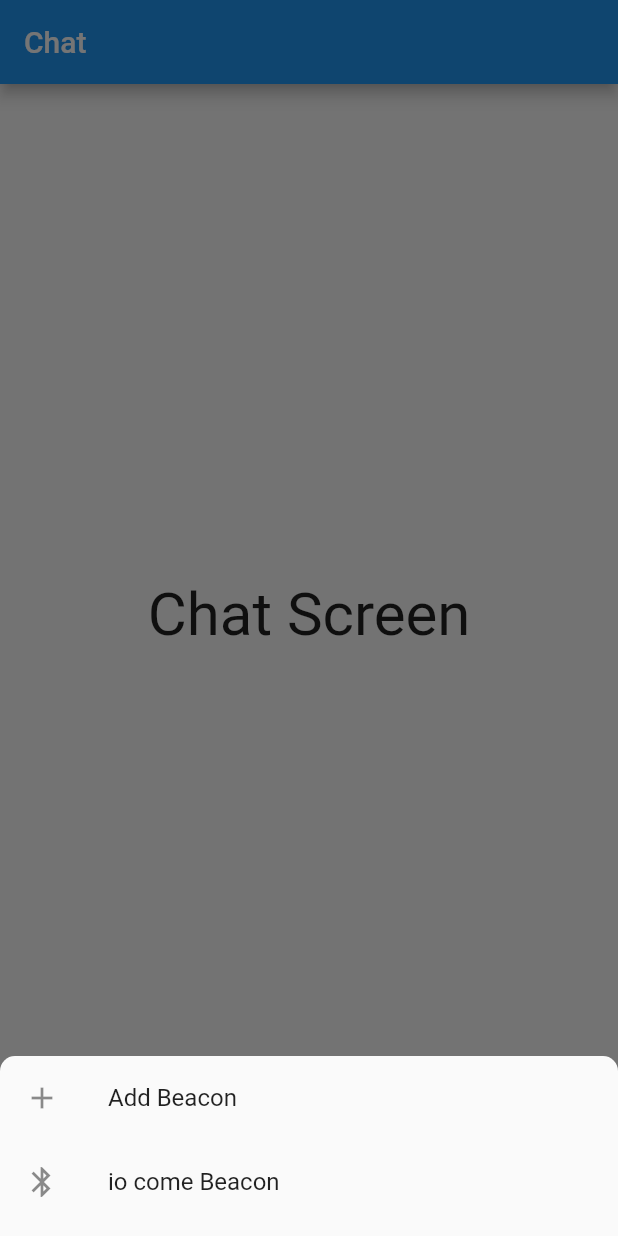
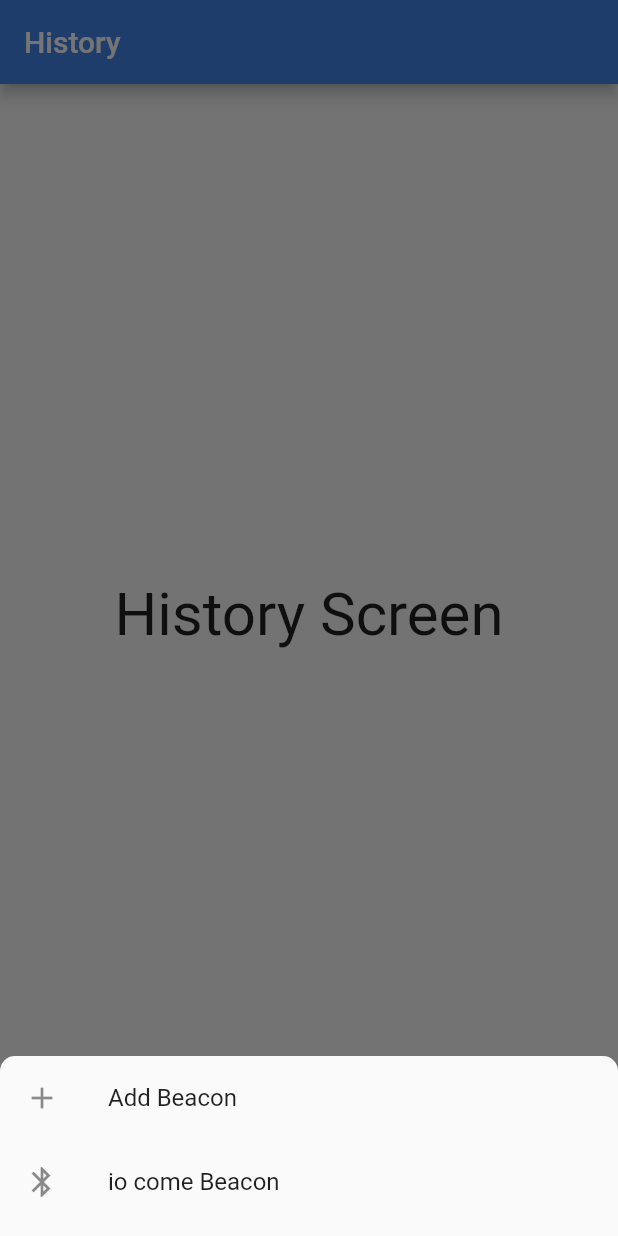
Before and after one commit to BOBSTRONK/hci_project, a Flutter app: the screen it shows after launch, after a tap on "History", after a tap on the "add" icon, on a phone screen of 412 x 824 dp. Run offline on Flutter 3.47's test engine with Material 2 defaults, Android fonts, the phone set to English and light mode, and no system bars; missing offline and left inert: beacon_broadcast, flutter_beacon.

Commit message:
resolve ui problem, set the theme for the application

```diff
--- a/lib/home.dart
+++ b/lib/home.dart
@@ -1,6 +1,9 @@
 import 'package:flutter/material.dart';
 import 'screen/chat.dart';
 import 'screen/dashboard.dart';
+import 'package:flutter_beacon/flutter_beacon.dart';
+import 'package:beacon_broadcast/beacon_broadcast.dart';
+
 
 class Home extends StatefulWidget {
   const Home({super.key});
@@ -38,7 +41,7 @@ class _HomeState extends State<Home> {
         child: Container(
           height: 60,
           child: Row(
-            mainAxisAlignment: MainAxisAlignment.spaceBetween,
+            mainAxisAlignment: MainAxisAlignment.spaceAround,
             children: <Widget>[
               //left bluetooth
               Row(
@@ -46,6 +49,7 @@ class _HomeState extends State<Home> {
                 children: [
                   MaterialButton(
                     minWidth: 60,
+                    padding: EdgeInsets.only(right: 20),
                     onPressed: () {
                       setState(() {
                         currentScreen = Dashboard();
@@ -74,6 +78,7 @@ class _HomeState extends State<Home> {
                 children: [
                   MaterialButton(
                     minWidth: 60,
+                    padding: EdgeInsets.only(left: 40),
                     onPressed: () {
                       setState(() {
                         currentScreen = Chat();
@@ -106,15 +111,15 @@ class _HomeState extends State<Home> {
   void _onButtonPressed() {
     showModalBottomSheet(context: context, builder: (context) {
       return Container(
-        color: Color(0xFF737373),
+        color: const Color(0xFF737373),
         height: 120,
         child: Container(
           child: _buildBottomNavigationMenu(),
           decoration: BoxDecoration(
             color: Theme.of(context).canvasColor,
-            borderRadius: BorderRadius.only(
-              topLeft: const Radius.circular(10),
-              topRight: const Radius.circular(10),
+            borderRadius: const BorderRadius.only(
+              topLeft: Radius.circular(10),
+              topRight: Radius.circular(10),
             ),
           ),
         ),
@@ -137,4 +142,21 @@ class _HomeState extends State<Home> {
       ],
     );
   }
+
+  Future<void> checkForPermission() async{
+    try{
+      // if you want to manage manual checking about the required permissions
+      //await flutterBeacon.initializeScanning;
+
+      //if you want to include automatic checking permission
+      await flutterBeacon.initializeAndCheckScanning;
+    }on Exception catch (e){
+      // failed to initialize
+    }
+  }
+
+  Future<void> becomeBeacon() async{
+
+
+  }
 }
--- a/lib/main.dart
+++ b/lib/main.dart
@@ -4,6 +4,7 @@ import 'home.dart';
 void main() {
   runApp(const MyApp());
 }
+
 
 class MyApp extends StatelessWidget {
   const MyApp({super.key});
@@ -14,7 +15,10 @@ class MyApp extends StatelessWidget {
     return MaterialApp(
       title: 'Flutter Demo',
       theme: ThemeData(
-        primarySwatch: Colors.blue,
+        appBarTheme: const AppBarTheme(backgroundColor: Color.fromARGB(255, 68, 134, 233)),
+        textButtonTheme: TextButtonThemeData(style: ButtonStyle(foregroundColor: MaterialStateColor.resolveWith((states) => Color.fromARGB(255, 68, 134, 233)))),
+        elevatedButtonTheme: ElevatedButtonThemeData(style: ButtonStyle(foregroundColor: MaterialStateColor.resolveWith((states) => Color.fromARGB(255, 68, 134, 233)))),
+        floatingActionButtonTheme: FloatingActionButtonThemeData(backgroundColor: Color.fromARGB(255, 68, 134, 233)),
         visualDensity: VisualDensity.adaptivePlatformDensity,
       ),
       home: Home(),
--- a/lib/screen/chat.dart
+++ b/lib/screen/chat.dart
@@ -11,9 +11,9 @@ class _ChatState extends State<Chat> {
   @override
   Widget build(BuildContext context) {
     return Scaffold(
-      appBar: AppBar(title: Text('Chat')),
+      appBar: AppBar(title: const Text('History')),
       body: Center(
-        child: Text('Chat Screen', style: TextStyle(fontSize: 40),)),
+        child: Text('History Screen', style: TextStyle(fontSize: 40),)),
     );
   }
 }
--- a/pubspec.yaml
+++ b/pubspec.yaml
@@ -46,6 +46,8 @@ dev_dependencies:
   # package. See that file for information about deactivating specific lint
   # rules and activating additional ones.
   flutter_lints: ^2.0.0
+  flutter_beacon: ^0.5.1
+  beacon_broadcast: ^0.3.1
 
 # For information on the generic Dart part of this file, see the
 # following page: https://dart.dev/tools/pub/pubspec
```
Also changed, not shown: pubspec.lock, 8 other files.
